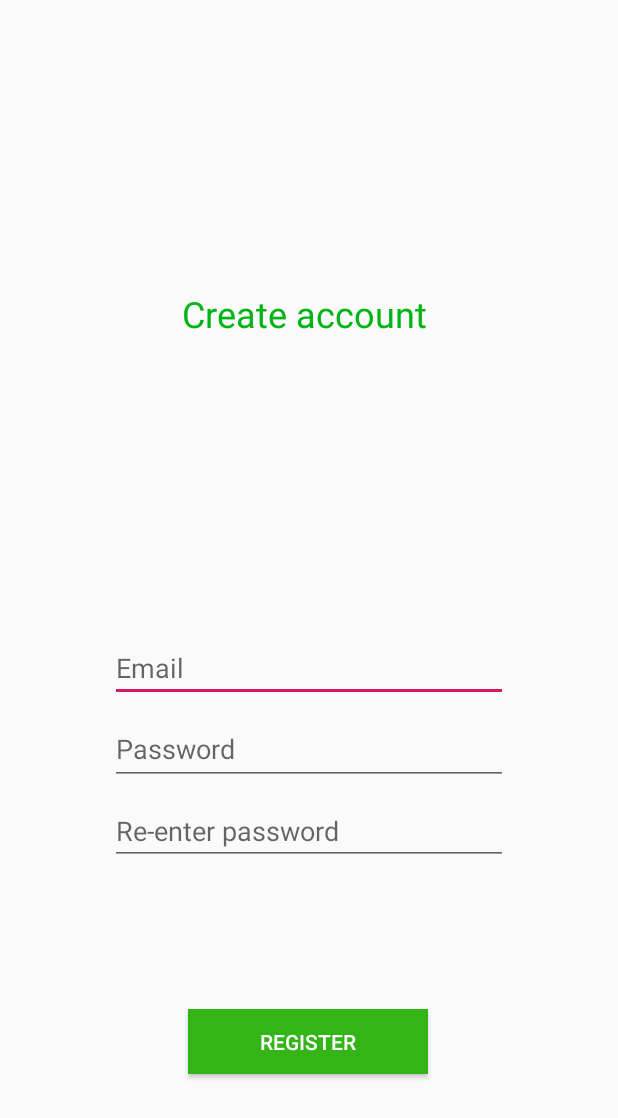
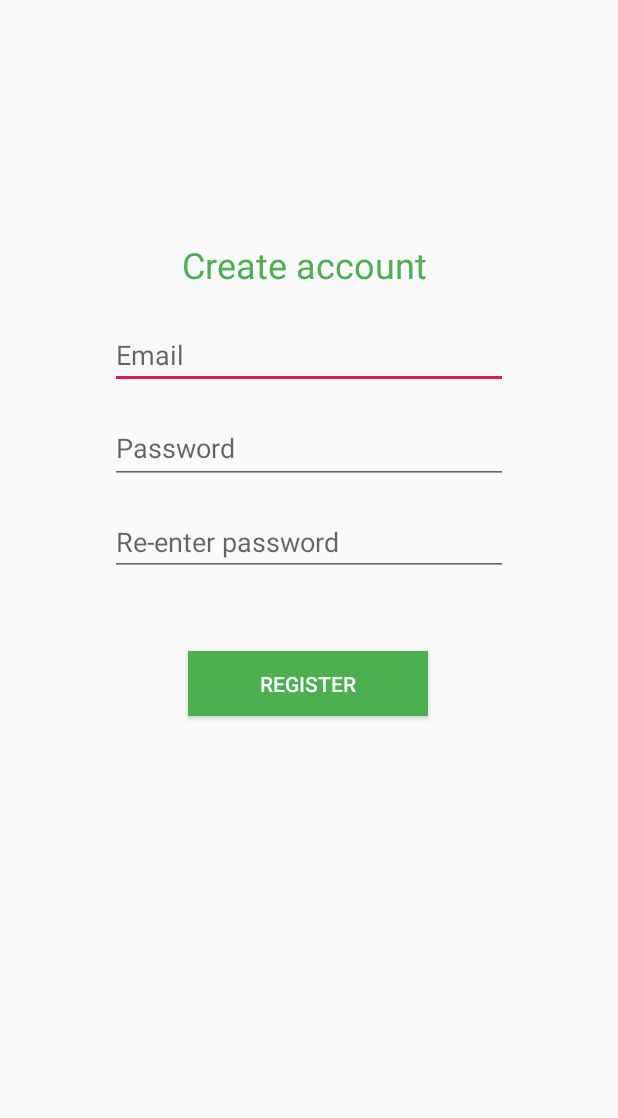
Before and after one commit to 51bootcamp/HappyBugs, an Android app: the layout activity_sign_up.xml on its own in the app's theme, with its tools: preview values and no code run, on a phone screen of 412 x 824 dp. Shown: the top 1118 px of the screen. Run offline under Robolectric (Android 15) with nearby library versions, the phone set to English and light mode, and no system bars.

Commit message:
Issue #62 connect-signup-with-backend

```diff
--- a/Frontend/app/src/main/res/layout/activity_sign_up.xml
+++ b/Frontend/app/src/main/res/layout/activity_sign_up.xml
@@ -4,45 +4,39 @@
     xmlns:tools="http://schemas.android.com/tools"
     android:layout_width="match_parent"
     android:layout_height="match_parent"
-    tools:context=".SignUpActivity">
+    tools:context=".activity.SignUpActivity">
 
     <EditText
-        android:id="@+id/etRegEmail"
+        android:id="@+id/editText_RegEmail"
         android:layout_width="265dp"
         android:layout_height="wrap_content"
         android:layout_marginStart="8dp"
         android:layout_marginLeft="8dp"
-        android:layout_marginTop="8dp"
+        android:layout_marginTop="16dp"
         android:layout_marginEnd="8dp"
         android:layout_marginRight="8dp"
-        android:layout_marginBottom="356dp"
         android:ems="10"
         android:hint="@string/text_email"
         android:inputType="textEmailAddress"
-        app:layout_constraintBottom_toBottomOf="parent"
         app:layout_constraintEnd_toEndOf="parent"
         app:layout_constraintStart_toStartOf="parent"
-        app:layout_constraintTop_toTopOf="parent"
-        app:layout_constraintVertical_bias="1.0" />
+        app:layout_constraintTop_toBottomOf="@+id/textView" />
 
     <EditText
-        android:id="@+id/etRegPw"
+        android:id="@+id/editText_RegPwcheck"
         android:layout_width="265dp"
         android:layout_height="wrap_content"
         android:layout_marginStart="8dp"
         android:layout_marginLeft="8dp"
-        android:layout_marginTop="8dp"
+        android:layout_marginTop="16dp"
         android:layout_marginEnd="8dp"
         android:layout_marginRight="8dp"
-        android:layout_marginBottom="288dp"
         android:ems="10"
         android:hint="@string/text_password_check"
         android:inputType="textPassword"
-        app:layout_constraintBottom_toBottomOf="parent"
         app:layout_constraintEnd_toEndOf="parent"
         app:layout_constraintStart_toStartOf="parent"
-        app:layout_constraintTop_toBottomOf="@+id/etRegPwcheck"
-        app:layout_constraintVertical_bias="0.0" />
+        app:layout_constraintTop_toBottomOf="@+id/etRegPwcheck" />
 
     <EditText
         android:id="@+id/etRegPwcheck"
@@ -50,46 +44,40 @@
         android:layout_height="47dp"
         android:layout_marginStart="8dp"
         android:layout_marginLeft="8dp"
-        android:layout_marginTop="8dp"
+        android:layout_marginTop="16dp"
         android:layout_marginEnd="8dp"
         android:layout_marginRight="8dp"
-        android:layout_marginBottom="288dp"
         android:ems="10"
         android:hint="@string/text_password"
         android:inputType="textPassword"
-        app:layout_constraintBottom_toBottomOf="parent"
         app:layout_constraintEnd_toEndOf="parent"
         app:layout_constraintStart_toStartOf="parent"
-        app:layout_constraintTop_toBottomOf="@+id/etRegEmail"
-        app:layout_constraintVertical_bias="0.0" />
+        app:layout_constraintTop_toBottomOf="@+id/editText_RegEmail" />
 
     <Button
-        android:id="@+id/button_signup"
+        android:id="@+id/button_SignUp"
         android:layout_width="160dp"
         android:layout_height="43dp"
         android:layout_marginTop="48dp"
         android:layout_marginBottom="8dp"
-        android:background="#34b517"
-        android:onClick="buttonSignUp"
+        android:background="#4caf50"
         android:text="@string/text_signup"
         android:textColor="@android:color/background_light"
         app:layout_constraintBottom_toBottomOf="parent"
         app:layout_constraintEnd_toEndOf="parent"
         app:layout_constraintHorizontal_bias="0.498"
         app:layout_constraintStart_toStartOf="parent"
-        app:layout_constraintTop_toBottomOf="@+id/etRegPw"
-        app:layout_constraintVertical_bias="0.323" />
+        app:layout_constraintTop_toBottomOf="@+id/editText_RegPwcheck"
+        app:layout_constraintVertical_bias="0.005" />
 
     <TextView
         android:id="@+id/textView"
         android:layout_width="170dp"
         android:layout_height="38dp"
-        android:layout_marginTop="8dp"
-        android:layout_marginBottom="8dp"
+        android:layout_marginTop="160dp"
         android:text="@string/text_create_account"
-        android:textColor="#00b415"
+        android:textColor="#4caf50"
         android:textSize="24sp"
-        app:layout_constraintBottom_toTopOf="@+id/etRegEmail"
         app:layout_constraintEnd_toEndOf="parent"
         app:layout_constraintStart_toStartOf="parent"
         app:layout_constraintTop_toTopOf="parent" />
```
